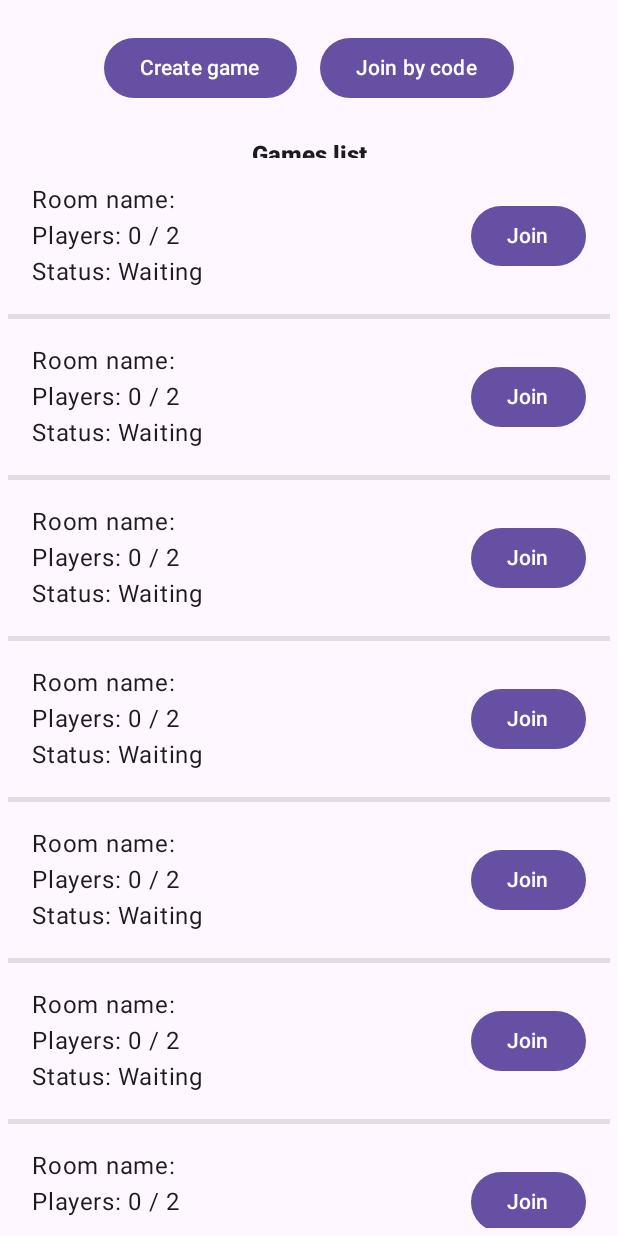
After one commit to thorsjur/tdt4240-sketchmatch, an Android app built with Jetpack Compose: the composable GamesListScreen shown on its own in the app's theme, on a phone screen of 412 x 824 dp. The commit adds this screen. Run offline under Robolectric (Android 15) with nearby library versions, the light colour scheme and no system bars; our stand-ins replace livedata-compose; libraries missing offline, so code that uses them is left out: dev.icerock.moko; 3 statements that could not run were skipped.

Commit message:
Showing the game rooms list

```diff
--- a/android/app/build.gradle.kts
+++ b/android/app/build.gradle.kts
@@ -68,10 +68,14 @@ dependencies {
     implementation("androidx.compose.material3:material3")
     implementation("androidx.compose.material:material-icons-extended")
     implementation("dev.icerock.moko:socket-io-android:0.4.0")
+    implementation("androidx.lifecycle:lifecycle-viewmodel-compose:2.7.0")
+    implementation("com.google.code.gson:gson:2.10")
     testImplementation("junit:junit:4.13.2")
     androidTestImplementation("androidx.test.ext:junit:1.1.5")
     androidTestImplementation("androidx.test.espresso:espresso-core:3.5.1")
     androidTestImplementation(platform("androidx.compose:compose-bom:2023.03.00"))
+    implementation("androidx.lifecycle:lifecycle-runtime-ktx:2.7.0")
+    implementation("androidx.compose.runtime:runtime-livedata:1.6.5")
     androidTestImplementation("androidx.compose.ui:ui-test-junit4")
     debugImplementation("androidx.compose.ui:ui-tooling")
     debugImplementation("androidx.compose.ui:ui-test-manifest")
--- /dev/null
+++ b/android/app/src/main/java/com/groupfive/sketchmatch/GamesListScreen.kt
@@ -0,0 +1,161 @@
+package com.groupfive.sketchmatch
+
+import android.content.res.Configuration
+import android.util.Log
+import androidx.compose.foundation.layout.Arrangement
+import androidx.compose.foundation.layout.Column
+import androidx.compose.foundation.layout.Row
+import androidx.compose.foundation.layout.Spacer
+import androidx.compose.foundation.layout.fillMaxSize
+import androidx.compose.foundation.layout.fillMaxWidth
+import androidx.compose.foundation.layout.height
+import androidx.compose.foundation.layout.padding
+import androidx.compose.foundation.layout.width
+import androidx.compose.foundation.lazy.LazyColumn
+import androidx.compose.foundation.lazy.items
+import androidx.compose.material3.Button
+import androidx.compose.material3.MaterialTheme
+import androidx.compose.material3.Surface
+import androidx.compose.material3.Text
+import androidx.compose.runtime.Composable
+import androidx.compose.runtime.getValue
+import androidx.compose.runtime.livedata.observeAsState
+import androidx.compose.ui.Alignment
+import androidx.compose.ui.Modifier
+import androidx.compose.ui.res.stringResource
+import androidx.compose.ui.text.font.FontWeight
+import androidx.compose.ui.tooling.preview.Preview
+import androidx.compose.ui.unit.dp
+import androidx.compose.ui.unit.sp
+import androidx.lifecycle.viewmodel.compose.viewModel
+import com.groupfive.sketchmatch.models.GameRoom
+import com.groupfive.sketchmatch.ui.theme.SketchmatchTheme
+import com.groupfive.sketchmatch.viewmodels.GameRoomsViewModel
+
+@Composable
+fun GamesListScreen(modifier: Modifier = Modifier) {
+    val viewModel: GameRoomsViewModel = viewModel()
+    val gameRooms by viewModel.gameRooms.observeAsState()
+
+    Surface(
+        modifier = Modifier.fillMaxSize(),
+        color = MaterialTheme.colorScheme.background
+    ) {
+        Column(modifier = modifier
+            .fillMaxSize()
+            .padding(5.dp),
+            verticalArrangement = Arrangement.Top,
+            horizontalAlignment = Alignment.CenterHorizontally) {
+            Row(
+                modifier = Modifier
+                    .fillMaxWidth()
+                    .padding(16.dp),
+                horizontalArrangement = Arrangement.Center,
+                verticalAlignment = Alignment.CenterVertically
+            ) {
+
+                // Create game button
+                Button(
+                    onClick = {
+                        // Handle create game button click here
+                        Log.i("GamesListScreen", "Create game button clicked")
+                    }
+                ) {
+                    Text(text = stringResource(id = R.string.create_game_room_button))
+                }
+
+                // Spacer
+                Spacer(modifier = Modifier.width(15.dp))
+
+                // Join by code button
+                Button(
+                    onClick = {
+                        // Handle join by code button click here
+                        Log.i("GamesListScreen", "Join by code button clicked")
+                    }
+                ) {
+                    Text(text = stringResource(R.string.join_by_code_button))
+                }
+            }
+            Column(Modifier.height(20.dp)) {
+                Text(
+                    text = stringResource(R.string.game_list_label),
+                    style = MaterialTheme.typography.headlineMedium.copy(
+                        fontWeight = FontWeight.ExtraBold,
+                        fontSize = 16.sp
+                    )
+                )
+            }
+
+            LazyColumn(
+                modifier = modifier
+                    .weight(9f)
+                    .fillMaxSize(),
+                horizontalAlignment = Alignment.Start
+            ) {
+                items(items = gameRooms ?: emptyList()) { gameRoom ->
+                    GameRoomItem(gameRoom = gameRoom) {
+                        // Handle join button click here
+                        Log.i("GamesListScreen", "Joining room ${gameRoom.id}")
+
+                        // TODO: Implement join game room functionality
+                    }
+                }
+
+            }
+        }
+    }
+}
+
+@Composable
+fun GameRoomItem(gameRoom: GameRoom, onJoinClicked: (Int) -> Unit) {
+    // Display the game room data
+    Row(
+        modifier = Modifier
+            .fillMaxWidth()
+            .padding(16.dp),
+        horizontalArrangement = Arrangement.SpaceBetween,
+        verticalAlignment = Alignment.CenterVertically
+    ) {
+        Column {
+            // Var name get text from var strings and pass the room name as parameter
+            Text(text = String.format(stringResource(id = R.string.room_list_row_name),
+                gameRoom.gameName))
+            Text(text = String.format(stringResource(id = R.string.room_list_row_players),
+                gameRoom.players.size,
+                gameRoom.gameCapacity))
+            Text(text = String.format(stringResource(id = R.string.room_list_row_status),
+                gameRoom.gameStatus.name))
+        }
+        JoinButton(onJoinClicked = { onJoinClicked(gameRoom.id) })
+    }
+
+    // Display a divider
+    Divider(3)
+}
+
+// Join button
+@Composable
+fun JoinButton(onJoinClicked: () -> Unit) {
+    Button(onClick = onJoinClicked) {
+        Text(text = stringResource(id = R.string.join_game_room_button))
+    }
+}
+
+// Divider
+@Composable
+fun Divider(height: Int = 1) {
+    Surface(
+        modifier = Modifier.fillMaxWidth().height(height.dp),
+        color = MaterialTheme.colorScheme.onSurface.copy(alpha = 0.12f)
+    ) {}
+}
+
+@Preview(showBackground = true, widthDp = 360, uiMode = Configuration.UI_MODE_NIGHT_YES)
+@Preview(showBackground = true, widthDp = 360)
+@Composable
+fun GamesListPreview() {
+    SketchmatchTheme {
+        GamesListScreen()
+    }
+}
--- a/android/app/src/main/java/com/groupfive/sketchmatch/MainMenuScreen.kt
+++ b/android/app/src/main/java/com/groupfive/sketchmatch/MainMenuScreen.kt
@@ -31,14 +31,13 @@ fun MainMenuScreen(modifier: Modifier = Modifier) {
             verticalArrangement = Arrangement.Center,
             horizontalAlignment = Alignment.CenterHorizontally
         ) {
-
             if (shouldShowHelp){
                 HelpScreen()
             }
             else {
                 Text(text = "Sketch Match")
                 CreateGameButton(onCreateGameClicked = {})
-                JoinGameButton(onJoinGameClicked = {})
+                JoinGameButton(onJoinGameClicked = { })
                 HelpButton(onHelpClicked = { shouldShowHelp = true })
             }
         }
--- a/android/app/src/main/java/com/groupfive/sketchmatch/constants.kt
+++ b/android/app/src/main/java/com/groupfive/sketchmatch/constants.kt
@@ -2,3 +2,8 @@ package com.groupfive.sketchmatch
 
 /* Custom socket event types */
 const val MESSAGE_EVENT = "message"
+const val ROOM_CREATED_EVENT = "game_room_created"
+const val ROOM_UPDATED_EVENT = "game_room_updated"
+const val ROOM_DESTROYED_EVENT = "game_room_destroyed"
+const val GET_ROOMS_EVENT = "get_game_rooms"
+const val ROOMS_LIST_EVENT = "game_room_list"
--- /dev/null
+++ b/android/app/src/main/java/com/groupfive/sketchmatch/models/GameRoom.kt
@@ -0,0 +1,20 @@
+package com.groupfive.sketchmatch.models
+
+/**
+ * Represents a game room in the application.
+ */
+class GameRoom {
+    var id: Int = 0
+    var gameCode: String = ""
+    var gameName: String = ""
+    var gameCapacity: Int = 2
+    var players: List<Player> = emptyList()
+    var gameStatus: GameRoomStatus = GameRoomStatus.Waiting
+}
+
+// Enum class for game room status
+enum class GameRoomStatus {
+    Waiting,
+    Playing,
+    Finished
+}
--- a/android/app/src/main/java/com/groupfive/sketchmatch/view/demo/MessageClient.kt
+++ b/android/app/src/main/java/com/groupfive/sketchmatch/view/demo/MessageClient.kt
@@ -1,7 +1,12 @@
 package com.groupfive.sketchmatch.view.demo
 
+import android.util.Log
 import com.groupfive.sketchmatch.BuildConfig
 import com.groupfive.sketchmatch.MESSAGE_EVENT
+import com.groupfive.sketchmatch.ROOMS_LIST_EVENT
+import com.groupfive.sketchmatch.ROOM_CREATED_EVENT
+import com.groupfive.sketchmatch.ROOM_DESTROYED_EVENT
+import com.groupfive.sketchmatch.ROOM_UPDATED_EVENT
 import dev.icerock.moko.socket.Socket
 import dev.icerock.moko.socket.SocketEvent
 import dev.icerock.moko.socket.SocketOptions
@@ -36,6 +41,7 @@ class MessageClient private constructor() {
     @Synchronized
     private fun setSocket() {
         try {
+            Log.i("Socket", "Setting up socket with address: ${BuildConfig.SOCKET_IO_ADDRESS}")
             socket = Socket(
                 endpoint = BuildConfig.SOCKET_IO_ADDRESS,
                 config = SocketOptions(
@@ -45,39 +51,68 @@ class MessageClient private constructor() {
             ) {
                 on(SocketEvent.Connect) {
                     println("connect")
+                    Log.i("Socket", "Connected")
                 }
 
                 on(SocketEvent.Connecting) {
                     println("connecting")
+                    Log.i("Socket", "Connecting")
                 }
 
                 on(SocketEvent.Disconnect) {
                     println("disconnect")
+                    Log.i("Socket", "Disconnected")
                 }
 
                 on(SocketEvent.Error) { err ->
                     println(err.message)
+                    err.message?.let { Log.e("Socket", it) }
                 }
 
                 on(SocketEvent.Reconnect) {
                     println("reconnect")
+                    Log.i("Socket", "Reconnected")
                 }
 
                 on(SocketEvent.ReconnectAttempt) {
                     println("reconnect attempt $it")
+                    Log.i("Socket", "Reconnect attempt $it")
                 }
 
                 on(SocketEvent.Ping) {
                     println("ping")
+                    Log.i("Socket", "Ping")
                 }
 
                 on(SocketEvent.Pong) {
                     println("pong")
+                    Log.i("Socket", "Pong")
                 }
 
                 on(MESSAGE_EVENT) { msg ->
                     println("Message: $msg")
+                    Log.i("Socket", "Message: $msg")
                     invokeCallbacks(MESSAGE_EVENT, msg)
+                }
+
+                // On ROOMS_LIST_EVENT
+                on(ROOMS_LIST_EVENT) { msg ->
+                    invokeCallbacks(ROOMS_LIST_EVENT, msg)
+                }
+
+                // On ROOM_CREATED_EVENT
+                on(ROOM_CREATED_EVENT) { msg ->
+                    invokeCallbacks(ROOM_CREATED_EVENT, msg)
+                }
+
+                // On ROOM_UPDATED_EVENT
+                on(ROOM_UPDATED_EVENT) { msg ->
+                    invokeCallbacks(ROOM_UPDATED_EVENT, msg)
+                }
+
+                // On ROOM_DESTROYED_EVENT
+                on(ROOM_DESTROYED_EVENT) { msg ->
+                    invokeCallbacks(ROOM_DESTROYED_EVENT, msg)
                 }
             }
         } catch (e: URISyntaxException) {
@@ -96,19 +131,41 @@ class MessageClient private constructor() {
     }
 
     @Synchronized
-    fun sendMessage(msg: String) {
+    fun sendMessage(eventName: String, msg: String = "") {
         if (!isConnected()) return
-        socket.emit(MESSAGE_EVENT, msg)
+        socket.emit(eventName, msg)
     }
 
     fun addCallback(event: String, callback: (String) -> Unit) {
         println("$event callback added.")
+        Log.i("Socket", "$event callback added.")
         val list = eventCallbacks[event]
         if (list == null) {
             eventCallbacks[event] = mutableListOf(callback)
         } else {
             list.add { callback }
         }
+    }
+
+    fun removeCallback(event: String, callback: (String) -> Unit) {
+        val list = eventCallbacks[event]
+        list?.remove(callback)
+    }
+
+    fun removeAllCallbacks(event: String) {
+        eventCallbacks.remove(event)
+    }
+
+    fun unsubscribeFromEvent(event: String) {
+        // TODO: Implement unsubscribeFromEvent if the library supports it
+        // We need to unsubscribe the socket from the event to prevent receiving unwanted messages
+        // E.g. when the user navigates from Game Rooms screen to another screen and we don't want to receive room updates anymore.
+    }
+
+    fun subscribeToEvent(event: String) {
+        // TODO: Implement subscribeToEvent if the library supports it
+        // We need to subscribe back to the event to start receiving messages again
+        // E.g. when the user navigates back to the Game Rooms screen and we want to receive room updates again.
     }
 
     private fun isConnected() =
--- a/android/app/src/main/java/com/groupfive/sketchmatch/view/demo/SocketCommunicationDemo.kt
+++ b/android/app/src/main/java/com/groupfive/sketchmatch/view/demo/SocketCommunicationDemo.kt
@@ -18,6 +18,7 @@ import androidx.compose.runtime.setValue
 import androidx.compose.ui.Alignment
 import androidx.compose.ui.Modifier
 import androidx.compose.ui.graphics.Color
+import androidx.compose.ui.tooling.preview.Preview
 import androidx.lifecycle.ViewModel
 import com.groupfive.sketchmatch.MESSAGE_EVENT
 
@@ -30,6 +31,7 @@ import com.groupfive.sketchmatch.MESSAGE_EVENT
  */
 @OptIn(ExperimentalMaterial3Api::class)
 @Composable
+@Preview
 fun SocketCommunicationDemo() {
     val viewModel = DemoViewModel()
     var messages = remember { viewModel.messages }
--- /dev/null
+++ b/android/app/src/main/java/com/groupfive/sketchmatch/viewmodels/GameRoomsViewModel.kt
@@ -0,0 +1,148 @@
+package com.groupfive.sketchmatch.viewmodels
+
+import android.util.Log
+import androidx.lifecycle.MutableLiveData
+import androidx.lifecycle.ViewModel
+import com.google.gson.Gson
+import com.groupfive.sketchmatch.GET_ROOMS_EVENT
+import com.groupfive.sketchmatch.ROOMS_LIST_EVENT
+import com.groupfive.sketchmatch.ROOM_CREATED_EVENT
+import com.groupfive.sketchmatch.ROOM_DESTROYED_EVENT
+import com.groupfive.sketchmatch.ROOM_UPDATED_EVENT
+import com.groupfive.sketchmatch.models.GameRoom
+import com.groupfive.sketchmatch.view.demo.MessageClient
+
+class GameRoomsViewModel : ViewModel() {
+    val gameRooms: MutableLiveData<List<GameRoom>> = MutableLiveData()
+    private val client = MessageClient.getInstance()
+
+    init {
+        // Initialize the list of game rooms with fake data
+        populateFakeGameRooms()
+
+        // Add a callback to handle incoming rooms_list messages
+        client.addCallback(ROOMS_LIST_EVENT) { message ->
+            Log.i("GameRoomsViewModel", "ROOMS_LIST_EVENT: $message")
+
+            // Parse the game rooms from the json message string
+            val gson = Gson()
+
+            // Convert the json string to a list of GameRoom objects
+            val rooms = gson.fromJson(message, Array<GameRoom>::class.java).toList()
+
+            // Populate the list with the new data
+            populateGameRooms(rooms)
+        }
+
+        // Add a callback to handle incoming room_created messages
+        client.addCallback(ROOM_CREATED_EVENT) { message ->
+            Log.i("GameRoomsViewModel", "ROOM_CREATED_EVENT: $message")
+
+            // Parse the game room from the json message string
+            val gson = Gson()
+
+            // Convert the json string to a GameRoom object
+            val room = gson.fromJson(message, GameRoom::class.java)
+
+            // Add the new game room to the list
+            addGameRoom(room)
+        }
+
+        // Add a callback to handle incoming room_updated messages
+        client.addCallback(ROOM_UPDATED_EVENT) { message ->
+            Log.i("GameRoomsViewModel", "ROOM_UPDATED_EVENT: $message")
+
+            // Parse the game room from the json message string
+            val gson = Gson()
+
+            // Convert the json string to a GameRoom object
+            val room = gson.fromJson(message, GameRoom::class.java)
+
+            // Update the game room in the list
+            updateGameRoom(room)
+        }
+
+        // Add a callback to handle incoming room_destroyed messages
+        client.addCallback(ROOM_DESTROYED_EVENT) { message ->
+            Log.i("GameRoomsViewModel", "ROOM_DESTROYED_EVENT: $message")
+
+            // Parse the game room from the json message string
+            val gson = Gson()
+
+            // Convert the json string to a GameRoom object
+            val room = gson.fromJson(message, GameRoom::class.java)
+
+            // Remove the game room from the list
+            removeGameRoom(room)
+        }
+
+        // Request the list of game rooms from the server
+        client.sendMessage(GET_ROOMS_EVENT)
+    }
+
+    // Populate the list with new data
+    fun populateGameRooms(rooms: List<GameRoom>) {
+        gameRooms.postValue(rooms)
+    }
+
+    // Populate the list with fake data
+    private fun populateFakeGameRooms() {
+        gameRooms.postValue(
+            listOf(
+                GameRoom().apply { id = 1 },
+                GameRoom().apply { id = 2 },
+                GameRoom().apply { id = 3 },
+                GameRoom().apply { id = 4 },
+                GameRoom().apply { id = 5 },
+                GameRoom().apply { id = 6 },
+                GameRoom().apply { id = 7 },
+                GameRoom().apply { id = 8 },
+                GameRoom().apply { id = 9 },
+                GameRoom().apply { id = 10 },
+                GameRoom().apply { id = 11 },
+                GameRoom().apply { id = 12 },
+                GameRoom().apply { id = 13 },
+                GameRoom().apply { id = 14 },
+                GameRoom().apply { id = 15 },
+                GameRoom().apply { id = 16 },
+                GameRoom().apply { id = 17 },
+                GameRoom().apply { id = 18 },
+                GameRoom().apply { id = 19 },
+                GameRoom().apply { id = 20 }
+            )
+        )
+    }
+
+    // Add a new game room to the list
+    fun addGameRoom(room: GameRoom) {
+        val currentRooms = gameRooms.value.orEmpty().toMutableList()
+        currentRooms.add(room)
+        gameRooms.postValue(currentRooms)
+    }
+
+    // Update an existing game room
+    fun updateGameRoom(room: GameRoom) {
+        try {
+            val currentRooms = gameRooms.value.orEmpty().toMutableList()
+            val index = currentRooms.indexOfFirst { it.id == room.id }
+            if (index != -1) {
+                currentRooms[index] = room
+                gameRooms.postValue(currentRooms)
+            }
+        } catch (e: Exception) {
+            Log.e("GameRoomsViewModel", "Error updating game room: ${e.message}")
+        }
+    }
+
+    // Remove a game room from the list
+    fun removeGameRoom(room: GameRoom) {
+        try {
+            val currentRooms = gameRooms.value.orEmpty().toMutableList()
+            val index = currentRooms.indexOfFirst { it.id == room.id }
+            currentRooms.removeAt(index)
+            gameRooms.postValue(currentRooms)
+        } catch (e: Exception) {
+            Log.e("GameRoomsViewModel", "Error removing game room: ${e.message}")
+        }
+    }
+}
--- a/android/app/src/main/res/values/strings.xml
+++ b/android/app/src/main/res/values/strings.xml
@@ -24,4 +24,11 @@
     <string name="desc3_9">After all players have drawn once, a high score list displays ranking each player by points</string>
     <string name="desc3_10">After 5 seconds, the next round automatically begins</string>
     <string name="desc3_11">After three rounds, the player with the most points is declared the winner</string>
+    <string name="game_list_label">Games list</string>
+    <string name="join_game_room_button">Join</string>
+    <string name="create_game_room_button">Create game</string>
+    <string name="join_by_code_button">Join by code</string>
+    <string name="room_list_row_name">Room name: %1$s</string>
+    <string name="room_list_row_players">Players: %1$s / %2$s</string>
+    <string name="room_list_row_status">Status: %1$s</string>
 </resources>
```
Also changed, not shown: android/app/src/main/java/com/groupfive/sketchmatch/MainActivity.kt (+7 -0 lines), android/app/src/main/java/com/groupfive/sketchmatch/models/Player.kt (added, +7 -0 lines).
